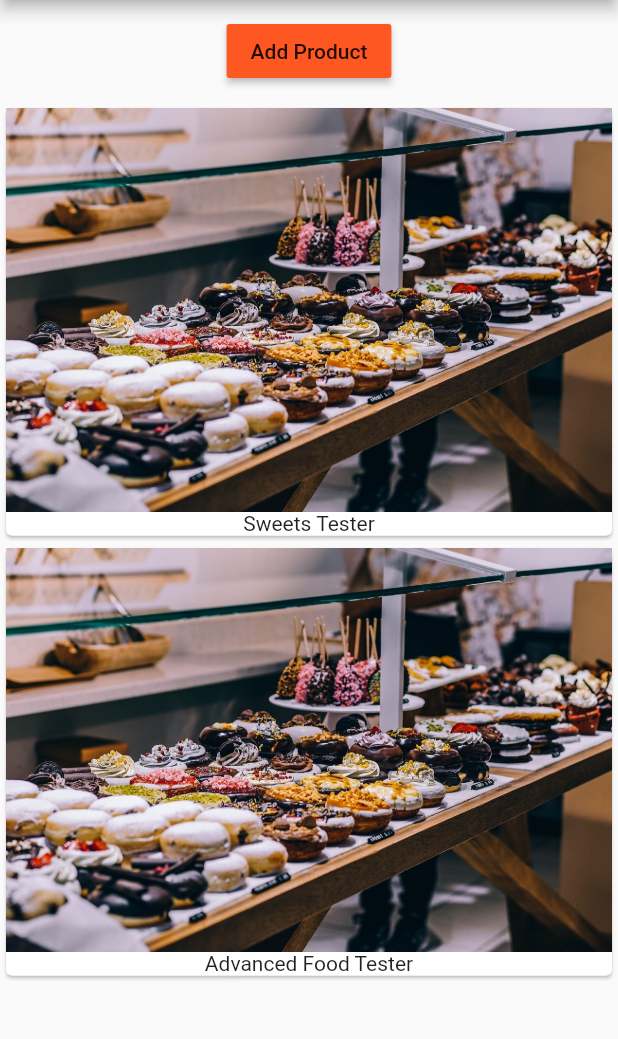
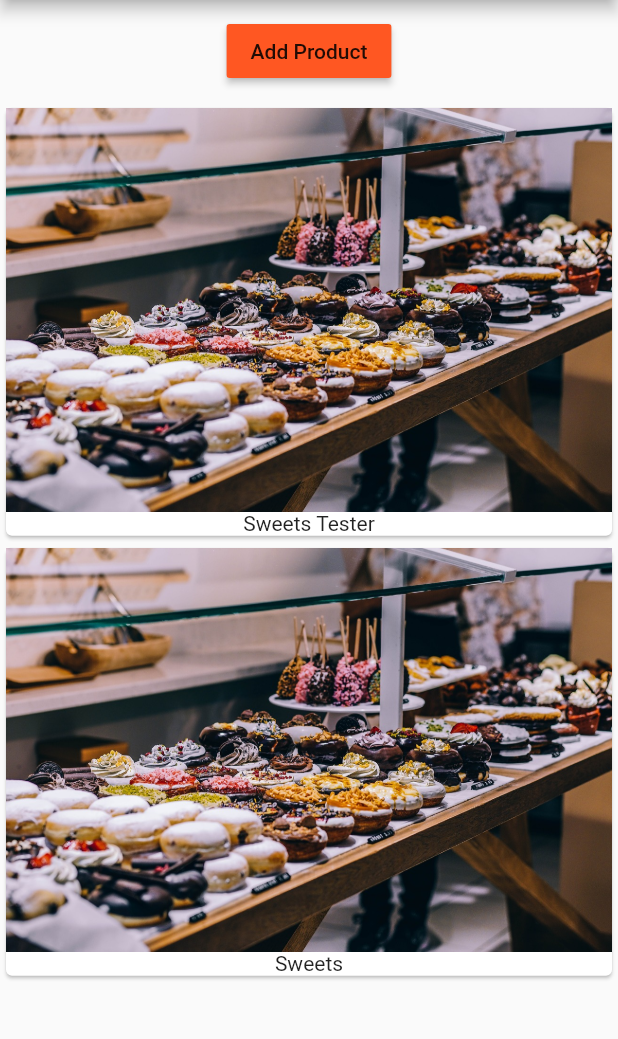
Before and after one commit to AmruthPillai/Learn-Flutter, a Flutter app: the screen it shows after launch, after a tap on "Add Product", on a phone screen of 412 x 824 dp, the part 84-1123 px from its top. Run offline on Flutter 3.47's test engine with Material 2 defaults, Android fonts, the phone set to English and light mode, and no system bars.

Commit message:
chapter 1, complete

```diff
--- /dev/null
+++ b/lib/product_control.dart
@@ -0,0 +1,20 @@
+import 'package:flutter/material.dart';
+
+class ProductControl extends StatelessWidget {
+  final Function _addProduct;
+
+  ProductControl(this._addProduct) {
+    print('[ProductControl] Constructor');
+  }
+
+  @override
+  Widget build(BuildContext context) {
+    print('[ProductControl] build()');
+
+    return RaisedButton(
+      color: Theme.of(context).primaryColor,
+      child: Text('Add Product'),
+      onPressed: () => _addProduct('Sweets'),
+    );
+  }
+}
--- a/lib/product_manager.dart
+++ b/lib/product_manager.dart
@@ -1,4 +1,5 @@
 import 'package:flutter/material.dart';
+import 'package:learn_flutter/product_control.dart';
 
 import 'package:learn_flutter/products.dart';
 
@@ -17,7 +18,7 @@ class ProductManager extends StatefulWidget {
 }
 
 class _ProductManagerState extends State<ProductManager> {
-  List<String> _products = [];
+  final List<String> _products = [];
 
   @override
   void initState() {
@@ -32,23 +33,19 @@ class _ProductManagerState extends State<ProductManager> {
     print('[ProductManager State] didUpdateWidget()');
   }
 
+  void _addProduct(String product) {
+    setState(() => _products.add(product));
+  }
+
   @override
   Widget build(BuildContext context) {
     print('[ProductManager State] build()');
     return Column(children: <Widget>[
       Container(
         margin: EdgeInsets.all(10.0),
-        child: RaisedButton(
-          color: Theme.of(context).primaryColor,
-          child: Text('Add Product'),
-          onPressed: () {
-            setState(() => _products.add('Advanced Food Tester'));
-          },
-        ),
+        child: ProductControl(_addProduct),
       ),
-      Products(
-        products: _products,
-      ),
+      Products(products: _products),
     ]);
   }
 }
```
